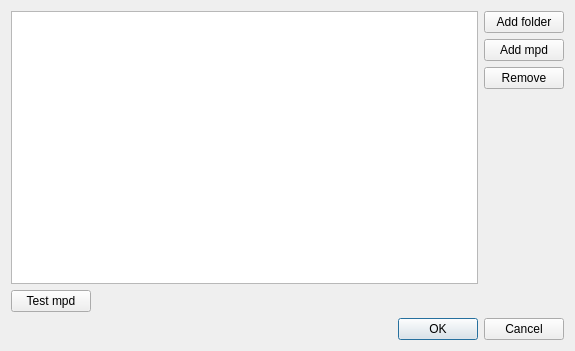
The window that app/directory_ui/directorysettings.ui (olegantonyan/mpz) describes before a commit, drawn with Qt 5.
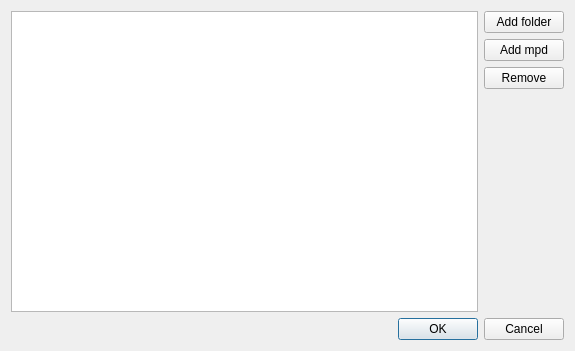
The same window after the commit.

Commit message: add separate add mpd conenction dialog

Diff of the .ui file:
```diff
--- a/app/directory_ui/directorysettings.ui
+++ b/app/directory_ui/directorysettings.ui
@@ -59,37 +59,6 @@
      </item>
     </layout>
    </item>
-   <item>
-    <layout class="QHBoxLayout" name="horizontalLayout_2">
-     <item>
-      <widget class="QPushButton" name="pushButtonTestMpd">
-       <property name="text">
-        <string>Test mpd</string>
-       </property>
-      </widget>
-     </item>
-     <item>
-      <widget class="QLabel" name="labelMpdResult">
-       <property name="text">
-        <string/>
-       </property>
-      </widget>
-     </item>
-     <item>
-      <spacer name="horizontalSpacer">
-       <property name="orientation">
-        <enum>Qt::Orientation::Horizontal</enum>
-       </property>
-       <property name="sizeHint" stdset="0">
-        <size>
-         <width>40</width>
-         <height>20</height>
-        </size>
-       </property>
-      </spacer>
-     </item>
-    </layout>
-   </item>
    <item>
     <widget class="QDialogButtonBox" name="buttonBox">
      <property name="orientation">
```
The commit also changes 5 other files.
